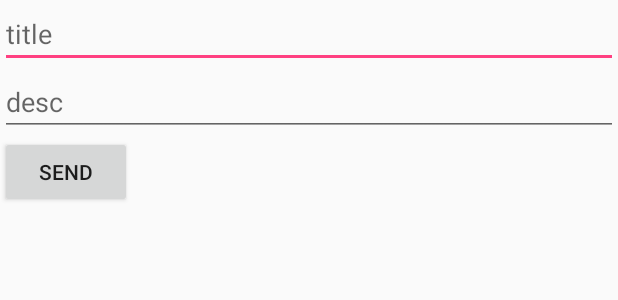
After one commit to simarsingh24/MyClassroom, an Android app: the layout activity_databasecheck.xml on its own in the app's theme, with its tools: preview values and no code run, on a phone screen of 412 x 824 dp. The commit adds this screen. Shown: the top 300 px of the screen. Run offline under Robolectric (Android 15) with nearby library versions, the phone set to English and light mode, and no system bars.

Commit message:
Branch counsellor posting bugs fixed

```diff
--- a/app/src/main/java/com/svnit/harsimar/myclassroom/MainActivity.java
+++ b/app/src/main/java/com/svnit/harsimar/myclassroom/MainActivity.java
@@ -85,6 +85,7 @@ public class MainActivity extends AppCompatActivity
         int id = item.getItemId();
 
         if (id == R.id.nav_attendance) {
+
             // Handle the camera action
         } else if (id == R.id.nav_bc) {
             Intent launch_bc_connect=new Intent(this,bc_connect.class);
--- a/app/src/main/java/com/svnit/harsimar/myclassroom/StartMenu.java
+++ b/app/src/main/java/com/svnit/harsimar/myclassroom/StartMenu.java
@@ -10,7 +10,7 @@ import android.widget.ListAdapter;
 import android.widget.ListView;
 
 public class StartMenu extends ListActivity {
-    String classes[] = {"MainActivity", "FragmentActivity", "Testing", "firebase"};
+    String classes[] = {"MainActivity", "FragmentActivity", "Testing", "firebase","databasecheck"};
 
     @Override
     protected void onCreate(@Nullable Bundle savedInstanceState) {
--- a/app/src/main/java/com/svnit/harsimar/myclassroom/firebase.java
+++ b/app/src/main/java/com/svnit/harsimar/myclassroom/firebase.java
@@ -29,6 +29,8 @@ public class firebase extends AppCompatActivity {
             @Override
             public void onClick(View v) {
                 String text=sendText.getText().toString();
+
+
                 Firebase childRef=mRootRef.child(keyText.getText().toString());
                 //mRootRef.push().setValue(sendText);
                 childRef.setValue(text);
--- a/app/src/main/res/layout/activity_bc_connect.xml
+++ b/app/src/main/res/layout/activity_bc_connect.xml
@@ -6,11 +6,10 @@
     android:layout_width="match_parent"
     android:layout_height="match_parent"
     tools:context="com.svnit.harsimar.myclassroom.bc_connect">
-    <android.support.v7.app.AlertController.RecycleListView
+    <android.support.v7.widget.RecyclerView
         android:layout_width="match_parent"
         android:layout_height="match_parent"
         android:id="@+id/recycler_bc_connect"
         >
-
-    </android.support.v7.app.AlertController.RecycleListView>
+    </android.support.v7.widget.RecyclerView>
 </LinearLayout>
--- /dev/null
+++ b/app/src/main/res/layout/activity_databasecheck.xml
@@ -0,0 +1,24 @@
+<?xml version="1.0" encoding="utf-8"?>
+<LinearLayout xmlns:android="http://schemas.android.com/apk/res/android"
+    xmlns:app="http://schemas.android.com/apk/res-auto"
+    xmlns:tools="http://schemas.android.com/tools"
+    android:layout_width="match_parent"
+    android:layout_height="match_parent"
+    android:orientation="vertical"
+    tools:context="com.svnit.harsimar.myclassroom.databasecheck">
+<EditText
+    android:layout_width="match_parent"
+    android:layout_height="wrap_content"
+    android:hint="title"
+    android:id="@+id/test_title"/>
+    <EditText
+        android:layout_width="match_parent"
+        android:layout_height="wrap_content"
+        android:hint="desc"
+        android:id="@+id/test_desc" />
+    <Button
+        android:layout_width="wrap_content"
+        android:layout_height="wrap_content"
+        android:id="@+id/test_button"
+        android:text="send"/>
+</LinearLayout>
```
Also changed, not shown: app/build.gradle (+12 -8 lines), app/src/main/AndroidManifest.xml (+5 -5 lines), app/src/main/java/com/svnit/harsimar/myclassroom/MyClassroom.java (+8 -1 lines), app/src/main/java/com/svnit/harsimar/myclassroom/PostActivity.java (+14 -20 lines), app/src/main/java/com/svnit/harsimar/myclassroom/Testing.java (deleted, +0 -60 lines), app/src/main/java/com/svnit/harsimar/myclassroom/bc_connect.java (+6 -3 lines), app/src/main/java/com/svnit/harsimar/myclassroom/bc_connect_posts.java (added, +39 -0 lines), app/src/main/java/com/svnit/harsimar/myclassroom/databasecheck.java (added, +96 -0 lines), app/src/main/res/layout/activity_testing.xml (+4 -7 lines), app/src/main/res/layout/row_bc_connect_activity.xml (added, +34 -0 lines).
